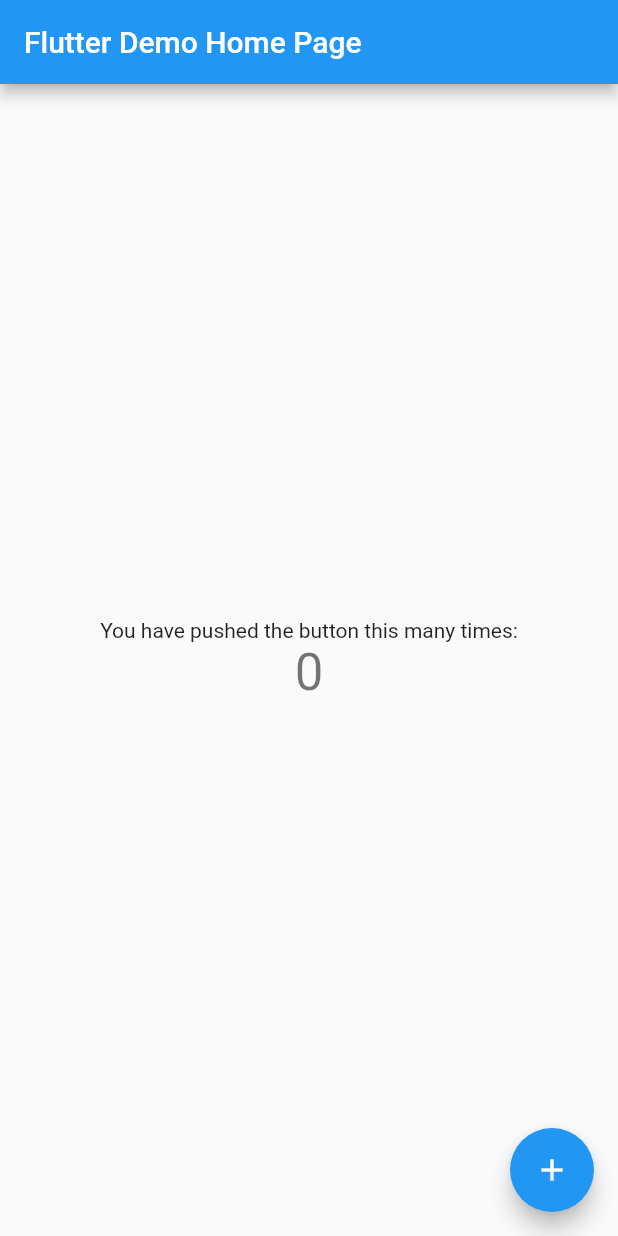
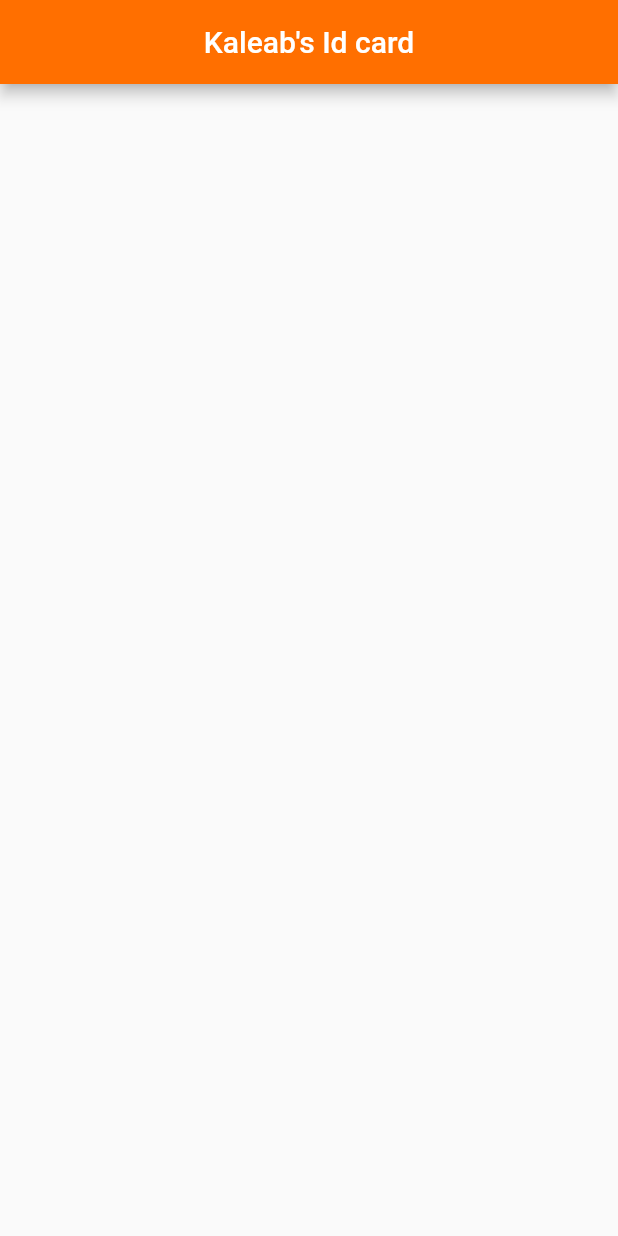
Before and after one commit to codeWithKal/my_id_app, a Flutter app: the screen it shows after launch, on a phone screen of 412 x 824 dp. Run offline on Flutter 3.47's test engine with Material 2 defaults, Android fonts, the phone set to English and light mode, and no system bars.

Commit message:
the basic window and appbar widget is made

```diff
--- a/lib/main.dart
+++ b/lib/main.dart
@@ -1,115 +1,21 @@
 import 'package:flutter/material.dart';
 
-void main() {
-  runApp(const MyApp());
-}
+void main() =>  runApp(MaterialApp(
+    home: MyId(),
+  ));
 
-class MyApp extends StatelessWidget {
-  const MyApp({super.key});
 
-  // This widget is the root of your application.
+
+class MyId extends StatelessWidget {
+
   @override
   Widget build(BuildContext context) {
-    return MaterialApp(
-      title: 'Flutter Demo',
-      theme: ThemeData(
-        // This is the theme of your application.
-        //
-        // Try running your application with "flutter run". You'll see the
-        // application has a blue toolbar. Then, without quitting the app, try
-        // changing the primarySwatch below to Colors.green and then invoke
-        // "hot reload" (press "r" in the console where you ran "flutter run",
-        // or simply save your changes to "hot reload" in a Flutter IDE).
-        // Notice that the counter didn't reset back to zero; the application
-        // is not restarted.
-        primarySwatch: Colors.blue,
-      ),
-      home: const MyHomePage(title: 'Flutter Demo Home Page'),
+    return Scaffold(
+    appBar: AppBar(
+    title: Text("Kaleab's Id card"),
+    centerTitle: true,
+      backgroundColor: Colors.amber[900],
+    ),
     );
   }
 }
-
-class MyHomePage extends StatefulWidget {
-  const MyHomePage({super.key, required this.title});
-
-  // This widget is the home page of your application. It is stateful, meaning
-  // that it has a State object (defined below) that contains fields that affect
-  // how it looks.
-
-  // This class is the configuration for the state. It holds the values (in this
-  // case the title) provided by the parent (in this case the App widget) and
-  // used by the build method of the State. Fields in a Widget subclass are
-  // always marked "final".
-
-  final String title;
-
-  @override
-  State<MyHomePage> createState() => _MyHomePageState();
-}
-
-class _MyHomePageState extends State<MyHomePage> {
-  int _counter = 0;
-
-  void _incrementCounter() {
-    setState(() {
-      // This call to setState tells the Flutter framework that something has
-      // changed in this State, which causes it to rerun the build method below
-      // so that the display can reflect the updated values. If we changed
-      // _counter without calling setState(), then the build method would not be
-      // called again, and so nothing would appear to happen.
-      _counter++;
-    });
-  }
-
-  @override
-  Widget build(BuildContext context) {
-    // This method is rerun every time setState is called, for instance as done
-    // by the _incrementCounter method above.
-    //
-    // The Flutter framework has been optimized to make rerunning build methods
-    // fast, so that you can just rebuild anything that needs updating rather
-    // than having to individually change instances of widgets.
-    return Scaffold(
-      appBar: AppBar(
-        // Here we take the value from the MyHomePage object that was created by
-        // the App.build method, and use it to set our appbar title.
-        title: Text(widget.title),
-      ),
-      body: Center(
-        // Center is a layout widget. It takes a single child and positions it
-        // in the middle of the parent.
-        child: Column(
-          // Column is also a layout widget. It takes a list of children and
-          // arranges them vertically. By default, it sizes itself to fit its
-          // children horizontally, and tries to be as tall as its parent.
-          //
-          // Invoke "debug painting" (press "p" in the console, choose the
-          // "Toggle Debug Paint" action from the Flutter Inspector in Android
-          // Studio, or the "Toggle Debug Paint" command in Visual Studio Code)
-          // to see the wireframe for each widget.
-          //
-          // Column has various properties to control how it sizes itself and
-          // how it positions its children. Here we use mainAxisAlignment to
-          // center the children vertically; the main axis here is the vertical
-          // axis because Columns are vertical (the cross axis would be
-          // horizontal).
-          mainAxisAlignment: MainAxisAlignment.center,
-          children: <Widget>[
-            const Text(
-              'You have pushed the button this many times:',
-            ),
-            Text(
-              '$_counter',
-              style: Theme.of(context).textTheme.headlineMedium,
-            ),
-          ],
-        ),
-      ),
-      floatingActionButton: FloatingActionButton(
-        onPressed: _incrementCounter,
-        tooltip: 'Increment',
-        child: const Icon(Icons.add),
-      ), // This trailing comma makes auto-formatting nicer for build methods.
-    );
-  }
-}
```
Also changed, not shown: 1 other file.
